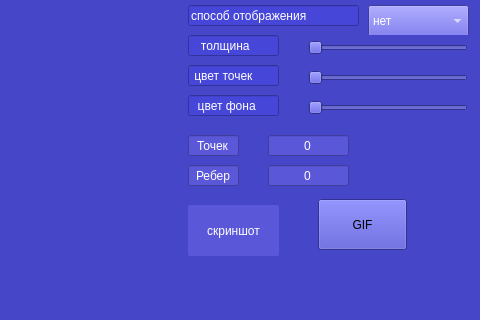
Qt form src/3D_Viewer/forms/mainwindow.ui (Amur312/3DViewer_v1.0) before a commit; both pictures show x 682 to 1162 and y 615 to 935 of the 1162 by 935 pixel window.
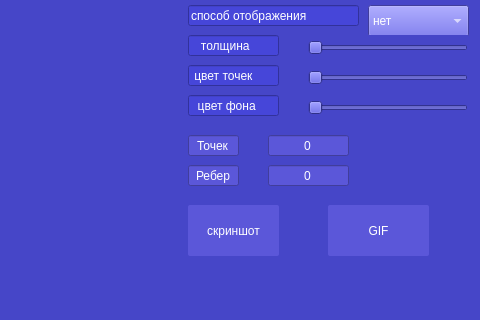
The same form after that commit.

Patch:
```diff
--- a/src/3D_Viewer/forms/mainwindow.ui
+++ b/src/3D_Viewer/forms/mainwindow.ui
@@ -1164,12 +1164,23 @@
    <widget class="QPushButton" name="pushButton_2">
     <property name="geometry">
      <rect>
-      <x>1000</x>
-      <y>814</y>
-      <width>89</width>
+      <x>1010</x>
+      <y>820</y>
+      <width>101</width>
       <height>51</height>
      </rect>
     </property>
+    <property name="styleSheet">
+     <string notr="true">QPushButton {
+        color: white;
+    	   background-color: rgb(91, 87, 217);
+        border-radius: 2px;
+}
+
+ QPushButton:pressed {
+    background-color: rgba(91, 87, 217, 100);
+}</string>
+    </property>
     <property name="text">
      <string>GIF</string>
     </property>
```
Left out of the diff: 7 changed lines with no effect on the pictures.
